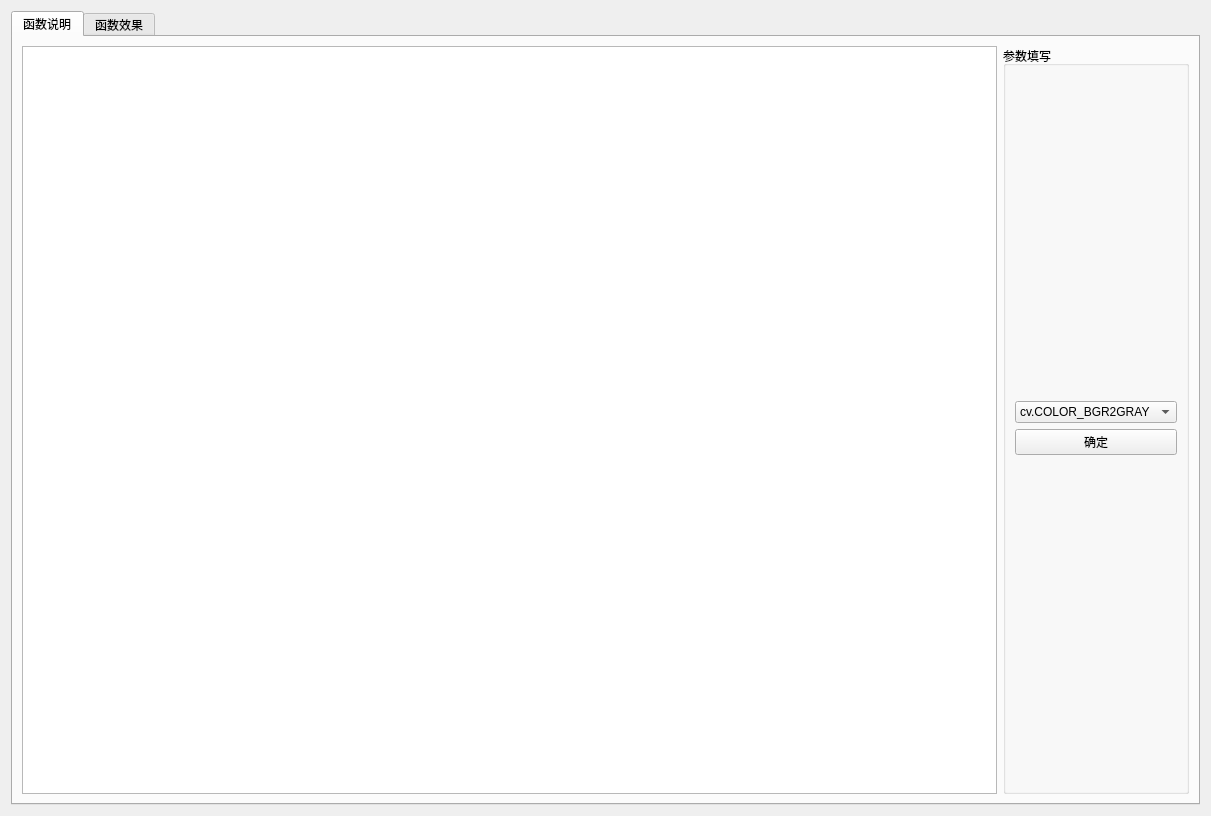
The window that src/opencv_function/function_cvtcolor.ui (WanglinLi595/OpenCV_Function_Demonstration) describes before a commit, drawn with Qt 5.
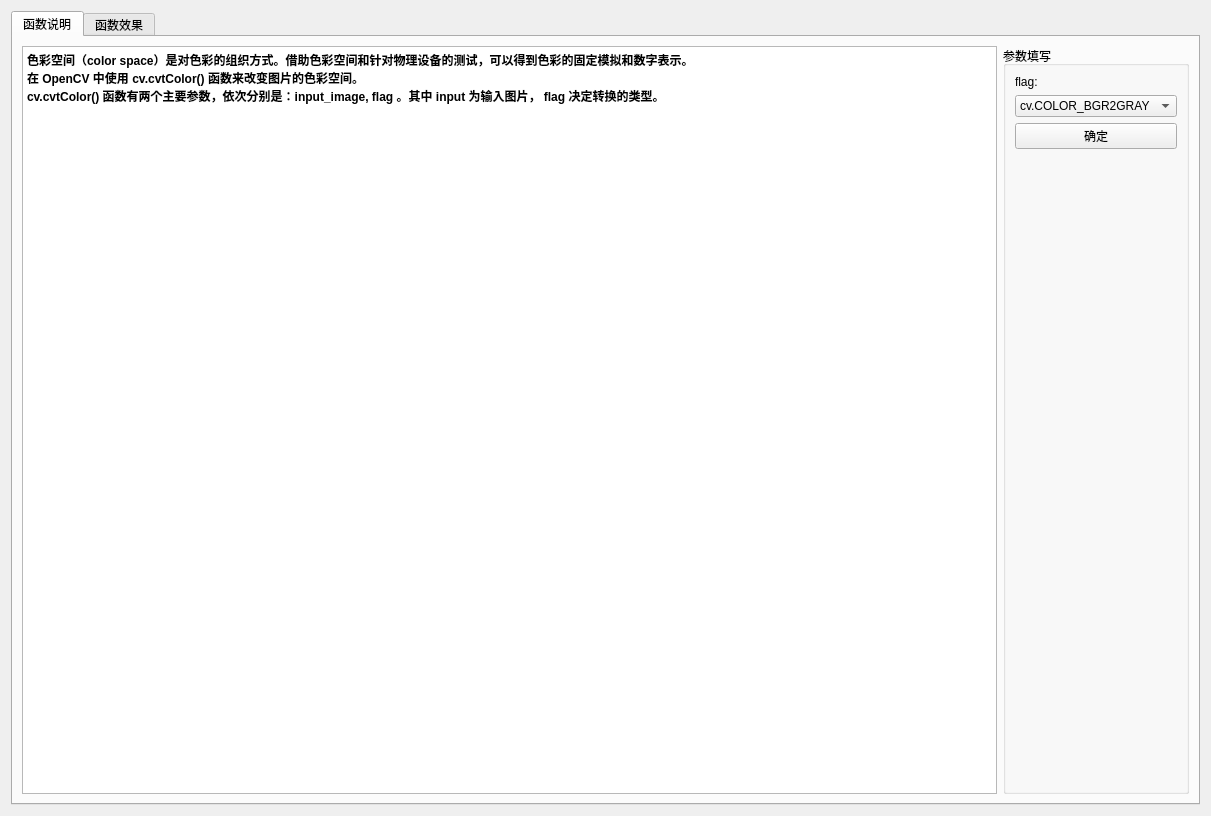
The same window after the commit. The open tabs and pages were chosen to show the change.

```diff
--- a/src/opencv_function/function_cvtcolor.ui
+++ b/src/opencv_function/function_cvtcolor.ui
@@ -25,16 +25,31 @@
       </attribute>
       <layout class="QHBoxLayout" name="horizontalLayout_2">
        <item>
-        <widget class="QTextBrowser" name="textBrowser"/>
+        <widget class="QTextBrowser" name="textBrowser">
+         <property name="html">
+          <string>&lt;!DOCTYPE HTML PUBLIC &quot;-//W3C//DTD HTML 4.0//EN&quot; &quot;http://www.w3.org/TR/REC-html40/strict.dtd&quot;&gt;
+&lt;html&gt;&lt;head&gt;&lt;meta name=&quot;qrichtext&quot; content=&quot;1&quot; /&gt;&lt;style type=&quot;text/css&quot;&gt;
+p, li { white-space: pre-wrap; }
+&lt;/style&gt;&lt;/head&gt;&lt;body style=&quot; font-family:'SimSun'; font-size:9pt; font-weight:400; font-style:normal;&quot;&gt;
+&lt;p style=&quot; margin-top:0px; margin-bottom:0px; margin-left:0px; margin-right:0px; -qt-block-indent:0; text-indent:0px;&quot;&gt;&lt;span style=&quot; font-weight:600;&quot;&gt;色彩空间（color space）是对色彩的组织方式。借助色彩空间和针对物理设备的测试，可以得到色彩的固定模拟和数字表示。&lt;/span&gt;&lt;/p&gt;
+&lt;p style=&quot; margin-top:0px; margin-bottom:0px; margin-left:0px; margin-right:0px; -qt-block-indent:0; text-indent:0px;&quot;&gt;&lt;span style=&quot; font-weight:600;&quot;&gt;在 OpenCV 中使用 cv.cvtColor() 函数来改变图片的色彩空间。&lt;/span&gt;&lt;/p&gt;
+&lt;p style=&quot; margin-top:0px; margin-bottom:0px; margin-left:0px; margin-right:0px; -qt-block-indent:0; text-indent:0px;&quot;&gt;&lt;span style=&quot; font-weight:600;&quot;&gt;cv.cvtColor() 函数有两个主要参数，依次分别是：input_image, flag 。其中 input 为输入图片， flag 决定转换的类型。&lt;/span&gt;&lt;/p&gt;&lt;/body&gt;&lt;/html&gt;</string>
+         </property>
+        </widget>
        </item>
        <item>
         <widget class="QGroupBox" name="groupBox">
          <property name="title">
           <string>参数填写</string>
          </property>
-         <layout class="QVBoxLayout" name="verticalLayout_2">
-          <item>
            <layout class="QVBoxLayout" name="verticalLayout">
+          <item>
+           <widget class="QLabel" name="label">
+            <property name="text">
+             <string>flag:</string>
+            </property>
+           </widget>
+          </item>
             <item>
              <widget class="QComboBox" name="cb_arg">
               <item>
@@ -56,7 +71,18 @@
               </property>
              </widget>
             </item>
-           </layout>
+          <item>
+           <spacer name="verticalSpacer">
+            <property name="orientation">
+             <enum>Qt::Vertical</enum>
+            </property>
+            <property name="sizeHint" stdset="0">
+             <size>
+              <width>20</width>
+              <height>40</height>
+             </size>
+            </property>
+           </spacer>
           </item>
          </layout>
         </widget>
```
Left out of the diff: 2 changed lines with no effect on the pictures. Lines whose indentation alone changed are shown as unchanged.
